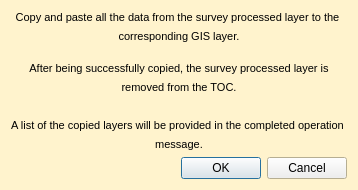
Before: the Qt Designer form PCA_Geomax_Survey_Processing/pca_geomax_copy_shp_to_gis_layers_dialog_base.ui in PCA-Geodata/PCA_Geomax_Survey_Processing_QGIS_Plugin, drawn with Qt 5.
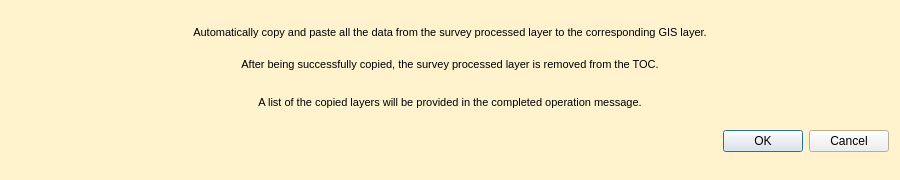
After: the same form once the commit is applied. Icons and pictures are not drawn.

Commit message: add geomax proc 2.0

```diff
--- a/PCA_Geomax_Survey_Processing/pca_geomax_copy_shp_to_gis_layers_dialog_base.ui
+++ b/PCA_Geomax_Survey_Processing/pca_geomax_copy_shp_to_gis_layers_dialog_base.ui
@@ -9,10 +9,16 @@
    <rect>
     <x>0</x>
     <y>0</y>
-    <width>476</width>
-    <height>221</height>
+    <width>900</width>
+    <height>180</height>
    </rect>
   </property>
+  <property name="minimumSize">
+   <size>
+    <width>900</width>
+    <height>180</height>
+   </size>
+  </property>
   <property name="palette">
    <palette>
     <active>
@@ -82,26 +88,61 @@
   </property>
   <layout class="QGridLayout" name="gridLayout">
    <property name="sizeConstraint">
-    <enum>QLayout::SetFixedSize</enum>
+    <enum>QLayout::SetMinimumSize</enum>
    </property>
    <item row="0" column="0">
+    <widget class="QLabel" name="label_2">
+     <property name="maximumSize">
+      <size>
+       <width>75</width>
+       <height>75</height>
+      </size>
+     </property>
+     <property name="text">
+      <string/>
+     </property>
+     <property name="pixmap">
+      <pixmap>icons/PCA_logo_square_100x100.png</pixmap>
+     </property>
+     <property name="scaledContents">
+      <bool>true</bool>
+     </property>
+    </widget>
+   </item>
+   <item row="0" column="2">
+    <widget class="QLabel" name="label_3">
+     <property name="maximumSize">
+      <size>
+       <width>75</width>
+       <height>75</height>
+      </size>
+     </property>
+     <property name="text">
+      <string/>
+     </property>
+     <property name="pixmap">
+      <pixmap>icons/geomax_processing_copy_paste_icon.png</pixmap>
+     </property>
+     <property name="scaledContents">
+      <bool>true</bool>
+     </property>
+    </widget>
+   </item>
+   <item row="0" column="1">
     <widget class="QLabel" name="label">
      <property name="text">
       <string>&lt;!DOCTYPE HTML PUBLIC &quot;-//W3C//DTD HTML 4.0//EN&quot; &quot;http://www.w3.org/TR/REC-html40/strict.dtd&quot;&gt;
 &lt;html&gt;&lt;head&gt;&lt;meta name=&quot;qrichtext&quot; content=&quot;1&quot; /&gt;&lt;style type=&quot;text/css&quot;&gt;
 p, li { white-space: pre-wrap; }
-&lt;/style&gt;&lt;/head&gt;&lt;body style=&quot; font-family:'MS Shell Dlg 2'; font-size:7.8pt; font-weight:400; font-style:normal;&quot;&gt;
-&lt;p align=&quot;center&quot; style=&quot; margin-top:6px; margin-bottom:6px; margin-left:0px; margin-right:0px; -qt-block-indent:0; text-indent:0px;&quot;&gt;&lt;span style=&quot; font-size:8pt;&quot;&gt;Copy and paste all the data from the survey processed layer to the &lt;/span&gt;&lt;/p&gt;
-&lt;p align=&quot;center&quot; style=&quot; margin-top:6px; margin-bottom:6px; margin-left:0px; margin-right:0px; -qt-block-indent:0; text-indent:0px;&quot;&gt;&lt;span style=&quot; font-size:8pt;&quot;&gt;corresponding GIS layer.&lt;/span&gt;&lt;/p&gt;
-&lt;p align=&quot;center&quot; style=&quot; margin-top:6px; margin-bottom:6px; margin-left:0px; margin-right:0px; -qt-block-indent:0; text-indent:0px;&quot;&gt;&lt;span style=&quot; font-size:8pt;&quot;&gt;&lt;br /&gt;After being successfully copied, the survey processed layer is&lt;/span&gt;&lt;/p&gt;
-&lt;p align=&quot;center&quot; style=&quot; margin-top:6px; margin-bottom:6px; margin-left:0px; margin-right:0px; -qt-block-indent:0; text-indent:0px;&quot;&gt;&lt;span style=&quot; font-size:8pt;&quot;&gt;removed from the TOC.&lt;/span&gt;&lt;/p&gt;
-&lt;p align=&quot;center&quot; style=&quot;-qt-paragraph-type:empty; margin-top:6px; margin-bottom:6px; margin-left:0px; margin-right:0px; -qt-block-indent:0; text-indent:0px; font-size:8pt;&quot;&gt;&lt;br /&gt;&lt;/p&gt;
-&lt;p align=&quot;center&quot; style=&quot; margin-top:6px; margin-bottom:6px; margin-left:0px; margin-right:0px; -qt-block-indent:0; text-indent:0px;&quot;&gt;&lt;span style=&quot; font-size:8pt;&quot;&gt;A list of the copied layers will be provided in the completed operation &lt;/span&gt;&lt;/p&gt;
-&lt;p align=&quot;center&quot; style=&quot; margin-top:6px; margin-bottom:6px; margin-left:0px; margin-right:0px; -qt-block-indent:0; text-indent:0px;&quot;&gt;&lt;span style=&quot; font-size:8pt;&quot;&gt;message.&lt;/span&gt;&lt;/p&gt;&lt;/body&gt;&lt;/html&gt;</string>
+&lt;/style&gt;&lt;/head&gt;&lt;body style=&quot; font-family:'MS Shell Dlg 2'; font-size:8pt; font-weight:400; font-style:normal;&quot;&gt;
+&lt;p align=&quot;center&quot; style=&quot; margin-top:6px; margin-bottom:6px; margin-left:0px; margin-right:0px; -qt-block-indent:0; text-indent:0px;&quot;&gt;Automatically copy and paste all the data from the survey processed layer to the corresponding GIS layer.&lt;/p&gt;
+&lt;p align=&quot;center&quot; style=&quot; margin-top:6px; margin-bottom:6px; margin-left:0px; margin-right:0px; -qt-block-indent:0; text-indent:0px;&quot;&gt;&lt;br /&gt;After being successfully copied, the survey processed layer is removed from the TOC.&lt;/p&gt;
+&lt;p align=&quot;center&quot; style=&quot;-qt-paragraph-type:empty; margin-top:6px; margin-bottom:6px; margin-left:0px; margin-right:0px; -qt-block-indent:0; text-indent:0px;&quot;&gt;&lt;br /&gt;&lt;/p&gt;
+&lt;p align=&quot;center&quot; style=&quot; margin-top:6px; margin-bottom:6px; margin-left:0px; margin-right:0px; -qt-block-indent:0; text-indent:0px;&quot;&gt;A list of the copied layers will be provided in the completed operation message.&lt;/p&gt;&lt;/body&gt;&lt;/html&gt;</string>
      </property>
     </widget>
    </item>
-   <item row="1" column="0">
+   <item row="1" column="1" colspan="2">
     <widget class="QDialogButtonBox" name="button_box">
      <property name="orientation">
       <enum>Qt::Horizontal</enum>
```
Left out of the diff: 3 changed lines with no effect on the pictures. The commit also changes 47 other files.
